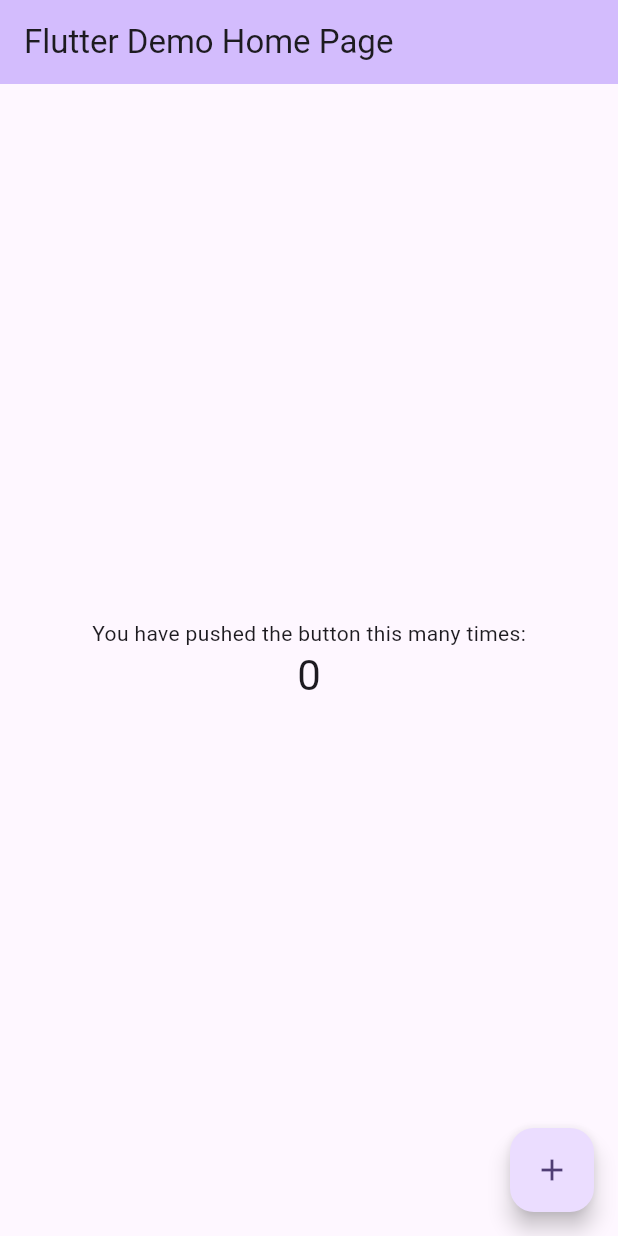
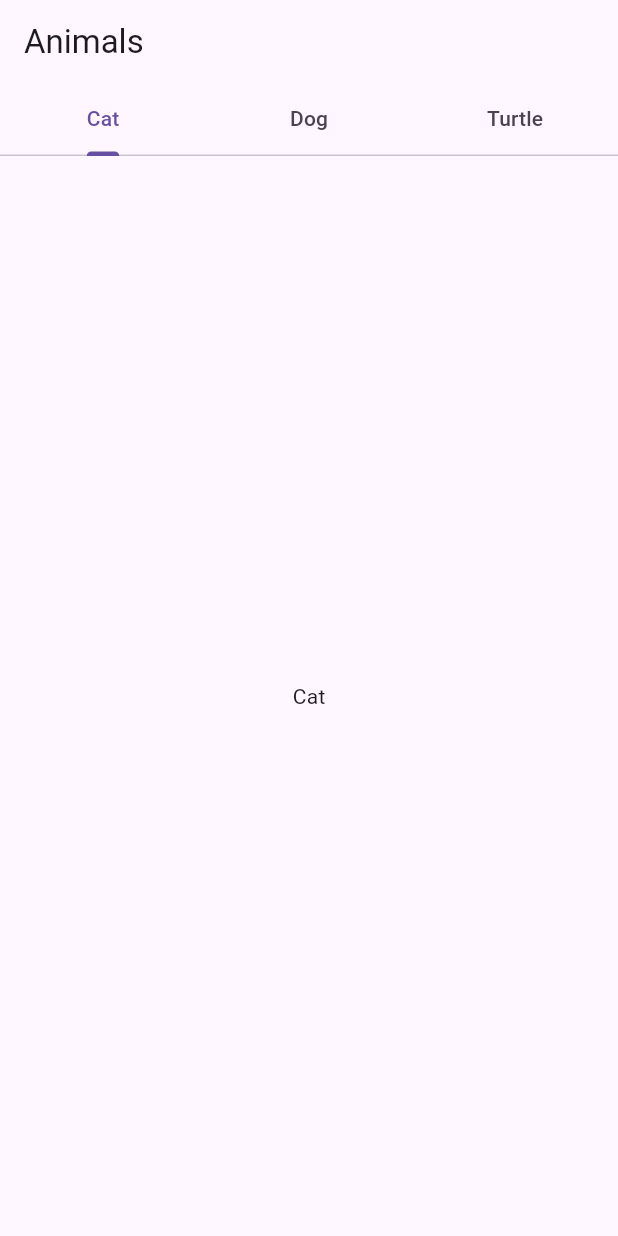
Before and after one commit to nuhs101/digital_pet_app, a Flutter app: the screen it shows after launch, on a phone screen of 412 x 824 dp. Run offline on Flutter 3.47's test engine with Material 3 defaults, Android fonts, the phone set to English and light mode, and no system bars.

Commit message:
tabs: cat, dog, turtle

```diff
--- a/lib/main.dart
+++ b/lib/main.dart
@@ -1,125 +1,89 @@
 import 'package:flutter/material.dart';
 
 void main() {
-  runApp(const MyApp());
+  runApp(MyApp());
 }
 
 class MyApp extends StatelessWidget {
-  const MyApp({super.key});
-
-  // This widget is the root of your application.
   @override
   Widget build(BuildContext context) {
     return MaterialApp(
-      title: 'Flutter Demo',
-      theme: ThemeData(
-        // This is the theme of your application.
-        //
-        // TRY THIS: Try running your application with "flutter run". You'll see
-        // the application has a purple toolbar. Then, without quitting the app,
-        // try changing the seedColor in the colorScheme below to Colors.green
-        // and then invoke "hot reload" (save your changes or press the "hot
-        // reload" button in a Flutter-supported IDE, or press "r" if you used
-        // the command line to start the app).
-        //
-        // Notice that the counter didn't reset back to zero; the application
-        // state is not lost during the reload. To reset the state, use hot
-        // restart instead.
-        //
-        // This works for code too, not just values: Most code changes can be
-        // tested with just a hot reload.
-        colorScheme: ColorScheme.fromSeed(seedColor: Colors.deepPurple),
-        useMaterial3: true,
+      home: DefaultTabController(
+        length: 3,
+        child: _TabsNonScrollableDemo(),
       ),
-      home: const MyHomePage(title: 'Flutter Demo Home Page'),
     );
   }
 }
 
-class MyHomePage extends StatefulWidget {
-  const MyHomePage({super.key, required this.title});
+class _TabsNonScrollableDemo extends StatefulWidget {
+  @override
+  __TabsNonScrollableDemoState createState() => __TabsNonScrollableDemoState();
+}
 
-  // This widget is the home page of your application. It is stateful, meaning
-  // that it has a State object (defined below) that contains fields that affect
-  // how it looks.
+class __TabsNonScrollableDemoState extends State<_TabsNonScrollableDemo>
+    with SingleTickerProviderStateMixin, RestorationMixin {
+  late TabController _tabController;
 
-  // This class is the configuration for the state. It holds the values (in this
-  // case the title) provided by the parent (in this case the App widget) and
-  // used by the build method of the State. Fields in a Widget subclass are
-  // always marked "final".
-
-  final String title;
+  final RestorableInt tabIndex = RestorableInt(0);
 
   @override
-  State<MyHomePage> createState() => _MyHomePageState();
-}
+  String get restorationId => 'tab_non_scrollable_demo';
 
-class _MyHomePageState extends State<MyHomePage> {
-  int _counter = 0;
+  @override
+  void restoreState(RestorationBucket? oldBucket, bool initialRestore) {
+    registerForRestoration(tabIndex, 'tab_index');
+    _tabController.index = tabIndex.value;
+  }
 
-  void _incrementCounter() {
-    setState(() {
-      // This call to setState tells the Flutter framework that something has
-      // changed in this State, which causes it to rerun the build method below
-      // so that the display can reflect the updated values. If we changed
-      // _counter without calling setState(), then the build method would not be
-      // called again, and so nothing would appear to happen.
-      _counter++;
+  @override
+  void initState() {
+    super.initState();
+    _tabController = TabController(
+      initialIndex: 0,
+      length: 3,
+      vsync: this,
+    );
+    _tabController.addListener(() {
+      setState(() {
+        tabIndex.value = _tabController.index;
+      });
     });
   }
 
   @override
+  void dispose() {
+    _tabController.dispose();
+    tabIndex.dispose();
+    super.dispose();
+  }
+
+  @override
   Widget build(BuildContext context) {
-    // This method is rerun every time setState is called, for instance as done
-    // by the _incrementCounter method above.
-    //
-    // The Flutter framework has been optimized to make rerunning build methods
-    // fast, so that you can just rebuild anything that needs updating rather
-    // than having to individually change instances of widgets.
+    final tabs = ['Cat', 'Dog', 'Turtle']; // Updated tab names
+
     return Scaffold(
       appBar: AppBar(
-        // TRY THIS: Try changing the color here to a specific color (to
-        // Colors.amber, perhaps?) and trigger a hot reload to see the AppBar
-        // change color while the other colors stay the same.
-        backgroundColor: Theme.of(context).colorScheme.inversePrimary,
-        // Here we take the value from the MyHomePage object that was created by
-        // the App.build method, and use it to set our appbar title.
-        title: Text(widget.title),
-      ),
-      body: Center(
-        // Center is a layout widget. It takes a single child and positions it
-        // in the middle of the parent.
-        child: Column(
-          // Column is also a layout widget. It takes a list of children and
-          // arranges them vertically. By default, it sizes itself to fit its
-          // children horizontally, and tries to be as tall as its parent.
-          //
-          // Column has various properties to control how it sizes itself and
-          // how it positions its children. Here we use mainAxisAlignment to
-          // center the children vertically; the main axis here is the vertical
-          // axis because Columns are vertical (the cross axis would be
-          // horizontal).
-          //
-          // TRY THIS: Invoke "debug painting" (choose the "Toggle Debug Paint"
-          // action in the IDE, or press "p" in the console), to see the
-          // wireframe for each widget.
-          mainAxisAlignment: MainAxisAlignment.center,
-          children: <Widget>[
-            const Text(
-              'You have pushed the button this many times:',
-            ),
-            Text(
-              '$_counter',
-              style: Theme.of(context).textTheme.headlineMedium,
-            ),
+        automaticallyImplyLeading: false,
+        title: Text('Animals'),
+        bottom: TabBar(
+          controller: _tabController,
+          isScrollable: false,
+          tabs: [
+            for (final tab in tabs)
+              Tab(text: tab), // Display each animal as a tab
           ],
         ),
       ),
-      floatingActionButton: FloatingActionButton(
-        onPressed: _incrementCounter,
-        tooltip: 'Increment',
-        child: const Icon(Icons.add),
-      ), // This trailing comma makes auto-formatting nicer for build methods.
+      body: TabBarView(
+        controller: _tabController,
+        children: [
+          for (final tab in tabs)
+            Center(
+              child: Text(tab), // Display the name of the animal in the body
+            ),
+        ],
+      ),
     );
   }
 }
```
Also changed, not shown: 1 other file.
